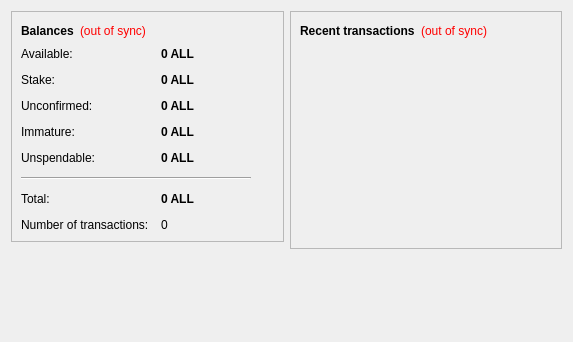
First picture: the form in src/qt/forms/overviewpage.ui, repository EpyxZ/Allion, before the edit.
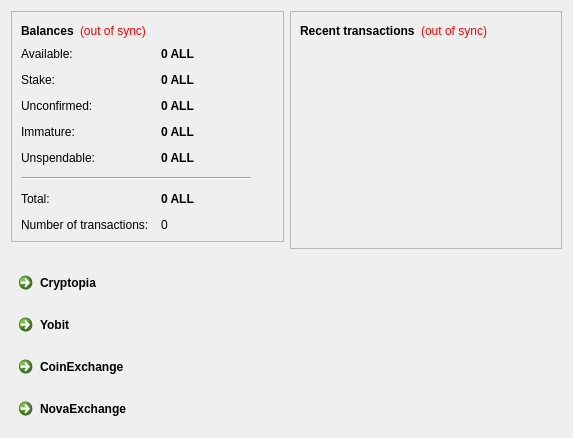
Second picture: the form after the edit.

Diff of the .ui file:
```diff
--- a/src/qt/forms/overviewpage.ui
+++ b/src/qt/forms/overviewpage.ui
@@ -7,7 +7,7 @@
     <x>0</x>
     <y>0</y>
     <width>573</width>
-    <height>342</height>
+    <height>438</height>
    </rect>
   </property>
   <property name="windowTitle">
@@ -337,6 +337,34 @@
        </property>
       </spacer>
      </item>
+     <item>
+      <widget class="QCommandLinkButton" name="commandLinkButton">
+       <property name="text">
+        <string>Cryptopia</string>
+       </property>
+      </widget>
+     </item>
+     <item>
+      <widget class="QCommandLinkButton" name="commandLinkButton_2">
+       <property name="text">
+        <string>Yobit</string>
+       </property>
+      </widget>
+     </item>
+     <item>
+      <widget class="QCommandLinkButton" name="commandLinkButton_3">
+       <property name="text">
+        <string>CoinExchange</string>
+       </property>
+      </widget>
+     </item>
+     <item>
+      <widget class="QCommandLinkButton" name="commandLinkButton_4">
+       <property name="text">
+        <string>NovaExchange</string>
+       </property>
+      </widget>
+     </item>
     </layout>
    </item>
    <item>
```
